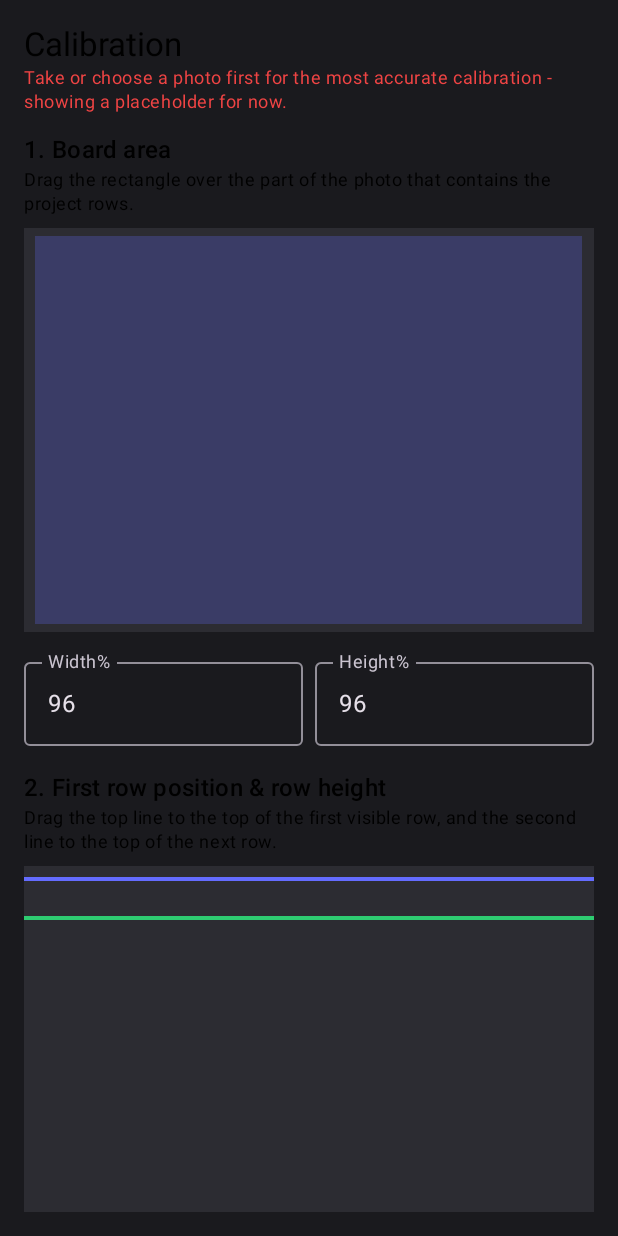
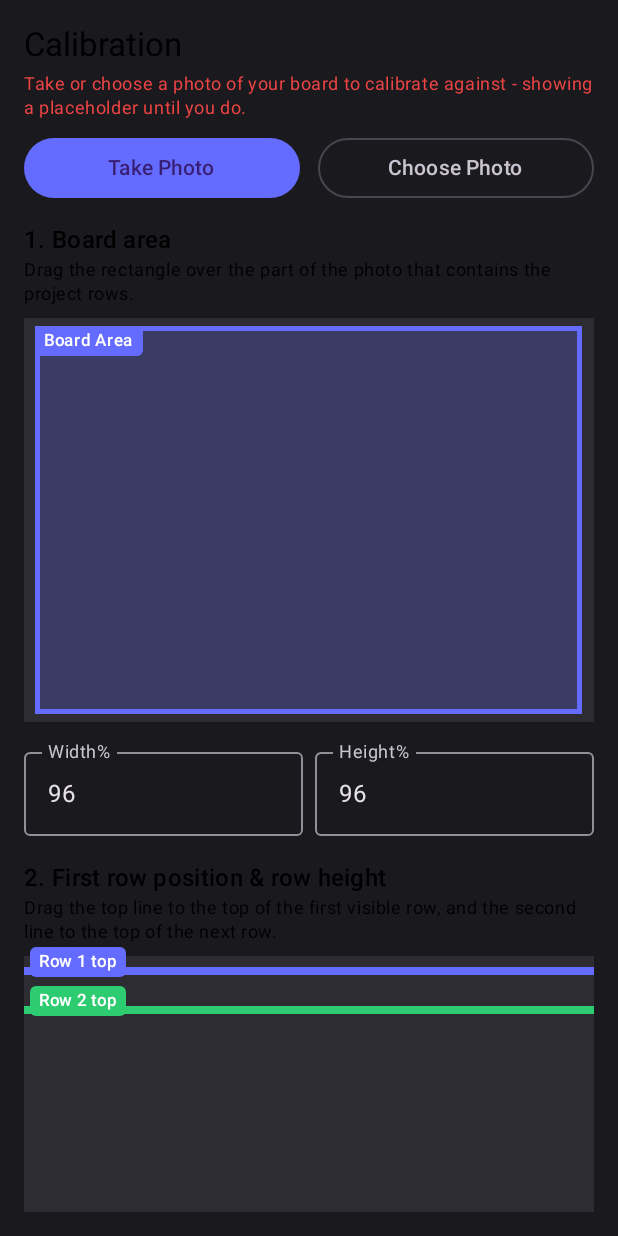
Before and after one commit to mzuern/dashboard, an Android app built with Jetpack Compose: the CalibrationScreen screen opened through its navigation route, on a phone screen of 412 x 824 dp. Run offline under Robolectric (Android 15) with nearby library versions, the phone set to English and light mode, and no system bars; our stand-ins replace Room's generated code; libraries missing offline, so code that uses them is left out: com.googlecode.tesseract.

Commit message:
Let Calibration take/choose its own photo; make overlays legible
Real-device feedback: opening Calibration with no photo selected was a
dead end - there was no way to take or choose one from that screen,
only a static placeholder. And the draggable region boxes/lines were
hard to make out (translucent fill only, no border, no on-box label -
distinguishing which colored box was which field meant reading a
legend below the image).

CalibrationScreen now has its own Take Photo / Choose Photo buttons
(same camera-intent/Photo-Picker plumbing as the main screen) so a
sample photo can be captured without leaving the screen, and every
draggable region/line now has a solid border plus a white-on-color
label chip directly on it, so it stays readable regardless of what's
underneath.

Co-Authored-By: Claude Sonnet 5 <noreply@anthropic.com>
Claude-Session: https://claude.ai/code/session_01T6a9xLgjsf2wHSEgPtLace

```diff
--- a/app/src/main/java/com/productionboard/scanner/ui/screens/CalibrationScreen.kt
+++ b/app/src/main/java/com/productionboard/scanner/ui/screens/CalibrationScreen.kt
@@ -1,9 +1,13 @@
 package com.productionboard.scanner.ui.screens
 
 import android.graphics.Bitmap
+import androidx.activity.compose.rememberLauncherForActivityResult
+import androidx.activity.result.PickVisualMediaRequest
+import androidx.activity.result.contract.ActivityResultContracts
 import androidx.compose.foundation.Canvas
 import androidx.compose.foundation.Image
 import androidx.compose.foundation.background
+import androidx.compose.foundation.border
 import androidx.compose.foundation.gestures.detectDragGestures
 import androidx.compose.foundation.layout.Arrangement
 import androidx.compose.foundation.layout.Box
@@ -18,6 +22,7 @@ import androidx.compose.foundation.layout.offset
 import androidx.compose.foundation.layout.padding
 import androidx.compose.foundation.layout.size
 import androidx.compose.foundation.lazy.LazyColumn
+import androidx.compose.foundation.shape.RoundedCornerShape
 import androidx.compose.material3.Button
 import androidx.compose.material3.MaterialTheme
 import androidx.compose.material3.OutlinedButton
@@ -28,6 +33,7 @@ import androidx.compose.runtime.getValue
 import androidx.compose.runtime.mutableStateOf
 import androidx.compose.runtime.produceState
 import androidx.compose.runtime.remember
+import androidx.compose.runtime.rememberCoroutineScope
 import androidx.compose.runtime.setValue
 import androidx.compose.ui.Modifier
 import androidx.compose.ui.geometry.Offset
@@ -35,6 +41,7 @@ import androidx.compose.ui.graphics.Color
 import androidx.compose.ui.graphics.asImageBitmap
 import androidx.compose.ui.input.pointer.pointerInput
 import androidx.compose.ui.layout.ContentScale
+import androidx.compose.ui.platform.LocalContext
 import androidx.compose.ui.platform.LocalDensity
 import androidx.compose.ui.unit.IntOffset
 import androidx.compose.ui.unit.dp
@@ -44,9 +51,11 @@ import com.productionboard.scanner.domain.FieldRegions
 import com.productionboard.scanner.domain.FractionalRect
 import com.productionboard.scanner.domain.clampedTo
 import com.productionboard.scanner.domain.validate
+import com.productionboard.scanner.photo.PhotoStorage
 import com.productionboard.scanner.processing.ImageLoader
 import java.io.File
 import kotlin.math.roundToInt
+import kotlinx.coroutines.launch
 
 private val FieldColors = mapOf(
     FieldKey.PROJECT_NUMBER to Color(0xFF646CFF),
@@ -58,6 +67,12 @@ private val FieldLabels = mapOf(
     FieldKey.PROJECT_NUMBER to "Project Number",
     FieldKey.CUSTOMER to "Customer",
     FieldKey.DAYS_REMAINING to "Estimated Days Remaining",
+)
+
+private val FieldShortLabels = mapOf(
+    FieldKey.PROJECT_NUMBER to "Proj #",
+    FieldKey.CUSTOMER to "Customer",
+    FieldKey.DAYS_REMAINING to "Days",
 )
 
 /**
@@ -74,19 +89,49 @@ fun CalibrationScreen(template: BoardTemplate, samplePhotoFile: File?, onSave: (
     var draft by remember(template) { mutableStateOf(template) }
     val errors = draft.validate()
 
-    val sample by produceState<Bitmap?>(initialValue = null, samplePhotoFile) {
-        value = samplePhotoFile?.let { runCatching { ImageLoader.loadUpright(it) }.getOrNull() }
+    val context = LocalContext.current
+    val scope = rememberCoroutineScope()
+    var sampleOverrideFile by remember { mutableStateOf<File?>(null) }
+    var pendingCameraFile by remember { mutableStateOf<File?>(null) }
+    val effectiveSampleFile = sampleOverrideFile ?: samplePhotoFile
+
+    val takePictureLauncher = rememberLauncherForActivityResult(ActivityResultContracts.TakePicture()) { success ->
+        if (success) sampleOverrideFile = pendingCameraFile
+    }
+    val pickPhotoLauncher = rememberLauncherForActivityResult(
+        ActivityResultContracts.PickVisualMedia(),
+    ) { uri ->
+        if (uri != null) scope.launch { sampleOverrideFile = PhotoStorage.copyFromUri(context, uri) }
+    }
+
+    val sample by produceState<Bitmap?>(initialValue = null, effectiveSampleFile) {
+        value = effectiveSampleFile?.let { runCatching { ImageLoader.loadUpright(it) }.getOrNull() }
     }
 
     LazyColumn(modifier = Modifier.fillMaxSize().padding(16.dp)) {
         item {
             Text("Calibration", style = MaterialTheme.typography.titleLarge)
-            if (samplePhotoFile == null) {
+            if (effectiveSampleFile == null) {
                 Text(
-                    "Take or choose a photo first for the most accurate calibration - showing a placeholder for now.",
+                    "Take or choose a photo of your board to calibrate against - showing a placeholder until you do.",
                     style = MaterialTheme.typography.bodySmall,
                     color = MaterialTheme.colorScheme.error,
+                    modifier = Modifier.padding(top = 4.dp),
                 )
+            }
+            Row(modifier = Modifier.fillMaxWidth().padding(top = 8.dp), horizontalArrangement = Arrangement.spacedBy(12.dp)) {
+                Button(
+                    onClick = {
+                        val (file, uri) = PhotoStorage.createCameraOutputFile(context)
+                        pendingCameraFile = file
+                        takePictureLauncher.launch(uri)
+                    },
+                    modifier = Modifier.weight(1f),
+                ) { Text("Take Photo") }
+                OutlinedButton(
+                    onClick = { pickPhotoLauncher.launch(PickVisualMediaRequest(ActivityResultContracts.PickVisualMedia.ImageOnly)) },
+                    modifier = Modifier.weight(1f),
+                ) { Text("Choose Photo") }
             }
         }
 
@@ -172,13 +217,16 @@ private fun BoardAreaPicker(sample: Bitmap?, area: FractionalRect, onAreaChanged
                 .offset { IntOffset((area.xPct * wPx).roundToInt(), (area.yPct * hPx).roundToInt()) }
                 .size(with(density) { (area.wPct * wPx).toDp() }, with(density) { (area.hPct * hPx).toDp() })
                 .background(Color(0xFF646CFF).copy(alpha = 0.25f))
+                .border(3.dp, Color(0xFF646CFF))
                 .pointerInput(wPx, hPx) {
                     detectDragGestures { change, drag ->
                         change.consume()
                         onAreaChanged(area.copy(xPct = area.xPct + drag.x / wPx, yPct = area.yPct + drag.y / hPx).clampedTo())
                     }
                 },
-        )
+        ) {
+            LabelChip("Board Area", Color(0xFF646CFF))
+        }
     }
     Row(horizontalArrangement = Arrangement.spacedBy(8.dp)) {
         LabeledNumberField("Width%", area.wPct * 100, Modifier.weight(1f)) { onAreaChanged(area.copy(wPct = it / 100f).clampedTo()) }
@@ -201,11 +249,11 @@ private fun RowSpacingPicker(
     BoxWithConstraints(modifier = Modifier.fillMaxWidth().aspectRatio(aspect).padding(vertical = 8.dp)) {
         Backdrop(boardCrop)
 
-        DraggableHLine(yPct = firstRowTopPct, color = Color(0xFF646CFF)) { newY ->
+        DraggableHLine(yPct = firstRowTopPct, color = Color(0xFF646CFF), label = "Row 1 top") { newY ->
             val clampedTop = newY.coerceIn(0f, secondLinePct - 0.01f)
             onChanged(clampedTop, secondLinePct - clampedTop)
         }
-        DraggableHLine(yPct = secondLinePct, color = Color(0xFF2ECC71)) { newY ->
+        DraggableHLine(yPct = secondLinePct, color = Color(0xFF2ECC71), label = "Row 2 top") { newY ->
             val clampedSecond = newY.coerceIn(firstRowTopPct + 0.01f, 1f)
             onChanged(firstRowTopPct, clampedSecond - firstRowTopPct)
         }
@@ -235,18 +283,22 @@ private fun RowColumnsPicker(
 
         for (field in FieldKey.entries) {
             val r = regions.get(field)
+            val color = FieldColors.getValue(field)
             Box(
                 modifier = Modifier
                     .offset { IntOffset((r.xPct * wPx).roundToInt(), (r.yPct * hPx).roundToInt()) }
                     .size(with(density) { (r.wPct * wPx).toDp() }, with(density) { (r.hPct * hPx).toDp() })
-                    .background(FieldColors.getValue(field).copy(alpha = 0.35f))
+                    .background(color.copy(alpha = 0.35f))
+                    .border(3.dp, color)
                     .pointerInput(field, wPx, hPx) {
                         detectDragGestures { change, drag ->
                             change.consume()
                             onRegionDragged(field, r.copy(xPct = r.xPct + drag.x / wPx, yPct = r.yPct + drag.y / hPx).clampedTo())
                         }
                     },
-            )
+            ) {
+                LabelChip(FieldShortLabels.getValue(field), color)
+            }
         }
     }
     Row(horizontalArrangement = Arrangement.spacedBy(12.dp), modifier = Modifier.padding(top = 4.dp)) {
@@ -271,15 +323,15 @@ private fun Backdrop(bitmap: Bitmap?) {
 }
 
 @Composable
-private fun DraggableHLine(yPct: Float, color: Color, onDragged: (Float) -> Unit) {
+private fun DraggableHLine(yPct: Float, color: Color, label: String, onDragged: (Float) -> Unit) {
     BoxWithConstraints(modifier = Modifier.fillMaxSize()) {
         val density = LocalDensity.current
         val hPx = with(density) { maxHeight.toPx() }
         Box(
             modifier = Modifier
-                .offset { IntOffset(0, (yPct * hPx).roundToInt() - 12) }
+                .offset { IntOffset(0, (yPct * hPx).roundToInt() - 16) }
                 .fillMaxWidth()
-                .height(24.dp)
+                .height(32.dp)
                 .pointerInput(hPx) {
                     detectDragGestures { change, drag ->
                         change.consume()
@@ -288,10 +340,24 @@ private fun DraggableHLine(yPct: Float, color: Color, onDragged: (Float) -> Unit
                 },
         ) {
             Canvas(Modifier.fillMaxSize()) {
-                drawLine(color = color, start = Offset(0f, size.height / 2), end = Offset(size.width, size.height / 2), strokeWidth = 4f)
+                drawLine(color = color, start = Offset(0f, size.height / 2), end = Offset(size.width, size.height / 2), strokeWidth = 8f)
             }
+            LabelChip(label, color, modifier = Modifier.padding(start = 4.dp))
         }
     }
+}
+
+/** A small solid-background label so text stays legible over any photo backdrop. */
+@Composable
+private fun LabelChip(text: String, color: Color, modifier: Modifier = Modifier) {
+    Text(
+        text,
+        color = Color.White,
+        style = MaterialTheme.typography.labelSmall,
+        modifier = modifier
+            .background(color, shape = RoundedCornerShape(4.dp))
+            .padding(horizontal = 6.dp, vertical = 2.dp),
+    )
 }
 
 @Composable
```
